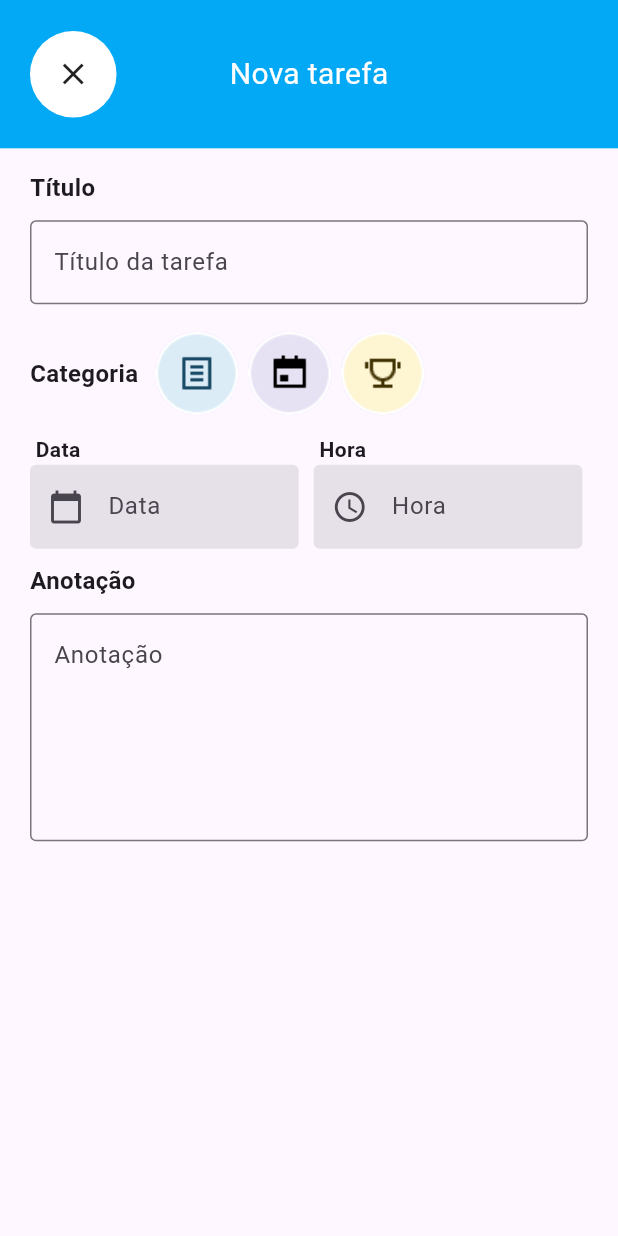
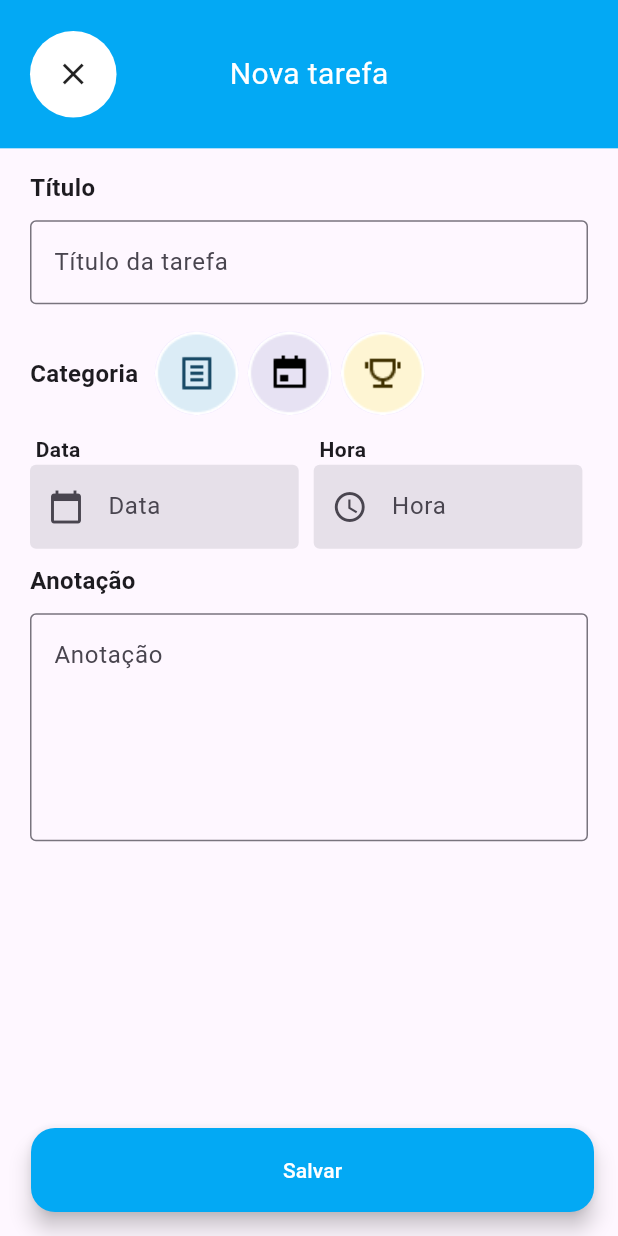
Before and after one commit to ArtthSilva/toDo_list_bichinhosTI, a Flutter app: the NewTaskPage screen opened directly, on a phone screen of 412 x 824 dp. Run offline on Flutter 3.47's test engine with Material 3 defaults, Android fonts, the phone set to English and light mode, and no system bars.

Commit message:
feat: add floating action button para salvar task

```diff
--- a/lib/layers/views/pages/new_task_page.dart
+++ b/lib/layers/views/pages/new_task_page.dart
@@ -181,6 +181,14 @@ class _NewTaskPageState extends State<NewTaskPage> {
             ],
           ),
         ),
+        floatingActionButton: SizedBox(
+          width: MediaQuery.sizeOf(context).width * 0.911,
+          child: FloatingActionButton(
+            backgroundColor: Colors.lightBlue,
+            onPressed: () {},
+            child: const Text('Salvar',style: TextStyle(color: Colors.white),),
+          ),
+        ),
       ),
     );
   }
```
